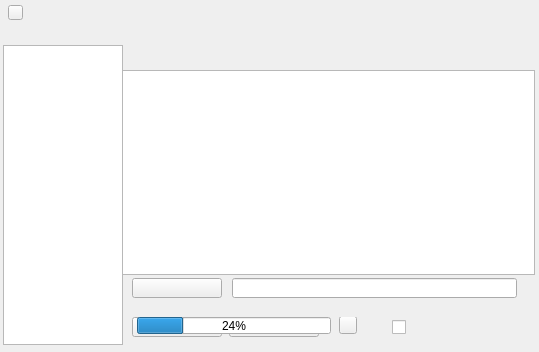
UbuntuKylin/kylin-software-center, file ui/confw.ui: the form before one commit.
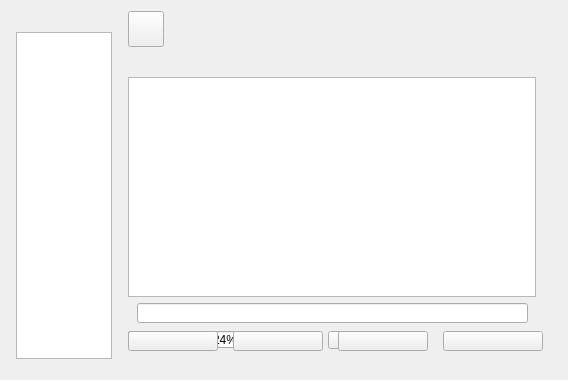
The form after the commit.

```diff
--- a/ui/confw.ui
+++ b/ui/confw.ui
@@ -6,8 +6,8 @@
    <rect>
     <x>0</x>
     <y>0</y>
-    <width>539</width>
-    <height>352</height>
+    <width>568</width>
+    <height>380</height>
    </rect>
   </property>
   <property name="windowTitle">
@@ -16,37 +16,37 @@
   <widget class="QListWidget" name="pageListWidget">
    <property name="geometry">
     <rect>
-     <x>3</x>
-     <y>45</y>
-     <width>120</width>
-     <height>300</height>
+     <x>16</x>
+     <y>32</y>
+     <width>96</width>
+     <height>327</height>
     </rect>
    </property>
   </widget>
   <widget class="QWidget" name="sourceWidget" native="true">
    <property name="geometry">
     <rect>
-     <x>122</x>
-     <y>45</y>
-     <width>414</width>
-     <height>300</height>
+     <x>112</x>
+     <y>11</y>
+     <width>440</width>
+     <height>348</height>
     </rect>
    </property>
    <widget class="QListWidget" name="sourceListWidget">
     <property name="geometry">
      <rect>
-      <x>0</x>
-      <y>25</y>
-      <width>413</width>
-      <height>205</height>
+      <x>16</x>
+      <y>66</y>
+      <width>408</width>
+      <height>220</height>
      </rect>
     </property>
    </widget>
    <widget class="QPushButton" name="btnUpdate">
     <property name="geometry">
      <rect>
-      <x>10</x>
-      <y>272</y>
+      <x>121</x>
+      <y>320</y>
       <width>90</width>
       <height>20</height>
      </rect>
@@ -58,8 +58,8 @@
    <widget class="QPushButton" name="btnAdd">
     <property name="geometry">
      <rect>
-      <x>10</x>
-      <y>233</y>
+      <x>16</x>
+      <y>320</y>
       <width>90</width>
       <height>20</height>
      </rect>
@@ -71,8 +71,8 @@
    <widget class="QPushButton" name="btnReset">
     <property name="geometry">
      <rect>
-      <x>107</x>
-      <y>272</y>
+      <x>226</x>
+      <y>320</y>
       <width>90</width>
       <height>20</height>
      </rect>
@@ -84,8 +84,8 @@
    <widget class="QLabel" name="text1">
     <property name="geometry">
      <rect>
-      <x>10</x>
-      <y>4</y>
+      <x>16</x>
+      <y>36</y>
       <width>80</width>
       <height>17</height>
      </rect>
@@ -97,12 +97,15 @@
    <widget class="QLabel" name="line1">
     <property name="geometry">
      <rect>
-      <x>87</x>
-      <y>12</y>
-      <width>310</width>
+      <x>16</x>
+      <y>57</y>
+      <width>440</width>
       <height>1</height>
      </rect>
     </property>
+    <property name="styleSheet">
+     <string notr="true"/>
+    </property>
     <property name="text">
      <string/>
     </property>
@@ -110,19 +113,19 @@
    <widget class="QLineEdit" name="lesource">
     <property name="geometry">
      <rect>
-      <x>110</x>
-      <y>233</y>
-      <width>285</width>
+      <x>25</x>
+      <y>292</y>
+      <width>391</width>
       <height>20</height>
      </rect>
     </property>
    </widget>
-   <widget class="QCheckBox" name="cbhideubuntu">
+   <widget class="QPushButton" name="cbhideubuntu">
     <property name="geometry">
      <rect>
-      <x>270</x>
-      <y>272</y>
-      <width>120</width>
+      <x>331</x>
+      <y>320</y>
+      <width>100</width>
       <height>20</height>
      </rect>
     </property>
@@ -133,12 +136,25 @@
    <widget class="QWidget" name="processwidget" native="true">
     <property name="geometry">
      <rect>
-      <x>15</x>
-      <y>272</y>
-      <width>220</width>
-      <height>17</height>
+      <x>16</x>
+      <y>320</y>
+      <width>231</width>
+      <height>20</height>
      </rect>
     </property>
+    <widget class="QPushButton" name="btnCancel">
+     <property name="geometry">
+      <rect>
+       <x>200</x>
+       <y>0</y>
+       <width>18</width>
+       <height>18</height>
+      </rect>
+     </property>
+     <property name="text">
+      <string/>
+     </property>
+    </widget>
     <widget class="QProgressBar" name="progressBar">
      <property name="geometry">
       <rect>
@@ -152,28 +168,66 @@
       <number>24</number>
      </property>
     </widget>
-    <widget class="QPushButton" name="btnCancel">
-     <property name="geometry">
-      <rect>
-       <x>202</x>
-       <y>-1</y>
-       <width>18</width>
-       <height>18</height>
-      </rect>
-     </property>
-     <property name="text">
-      <string/>
-     </property>
-    </widget>
    </widget>
+   <widget class="QLabel" name="label_2">
+    <property name="geometry">
+     <rect>
+      <x>110</x>
+      <y>324</y>
+      <width>1</width>
+      <height>12</height>
+     </rect>
+    </property>
+    <property name="text">
+     <string/>
+    </property>
+   </widget>
+   <widget class="QLabel" name="label_3">
+    <property name="geometry">
+     <rect>
+      <x>215</x>
+      <y>324</y>
+      <width>1</width>
+      <height>12</height>
+     </rect>
+    </property>
+    <property name="text">
+     <string/>
+    </property>
+   </widget>
+   <widget class="QLabel" name="label_4">
+    <property name="geometry">
+     <rect>
+      <x>320</x>
+      <y>324</y>
+      <width>1</width>
+      <height>12</height>
+     </rect>
+    </property>
+    <property name="text">
+     <string/>
+    </property>
+   </widget>
+   <zorder>processwidget</zorder>
+   <zorder>btnUpdate</zorder>
+   <zorder>btnAdd</zorder>
+   <zorder>btnReset</zorder>
+   <zorder>text1</zorder>
+   <zorder>line1</zorder>
+   <zorder>lesource</zorder>
+   <zorder>cbhideubuntu</zorder>
+   <zorder>label_2</zorder>
+   <zorder>label_3</zorder>
+   <zorder>label_4</zorder>
+   <zorder>sourceListWidget</zorder>
   </widget>
   <widget class="QLabel" name="bg">
    <property name="geometry">
     <rect>
      <x>0</x>
      <y>0</y>
-     <width>539</width>
-     <height>352</height>
+     <width>568</width>
+     <height>380</height>
     </rect>
    </property>
    <property name="text">
@@ -183,10 +237,23 @@
   <widget class="QPushButton" name="btnClose">
    <property name="geometry">
     <rect>
-     <x>8</x>
-     <y>5</y>
-     <width>15</width>
-     <height>15</height>
+     <x>128</x>
+     <y>11</y>
+     <width>36</width>
+     <height>36</height>
+    </rect>
+   </property>
+   <property name="text">
+    <string/>
+   </property>
+  </widget>
+  <widget class="QLabel" name="label">
+   <property name="geometry">
+    <rect>
+     <x>16</x>
+     <y>32</y>
+     <width>96</width>
+     <height>1</height>
     </rect>
    </property>
    <property name="text">
```
Left out of the diff: 1 changed line with no effect on the pictures.
